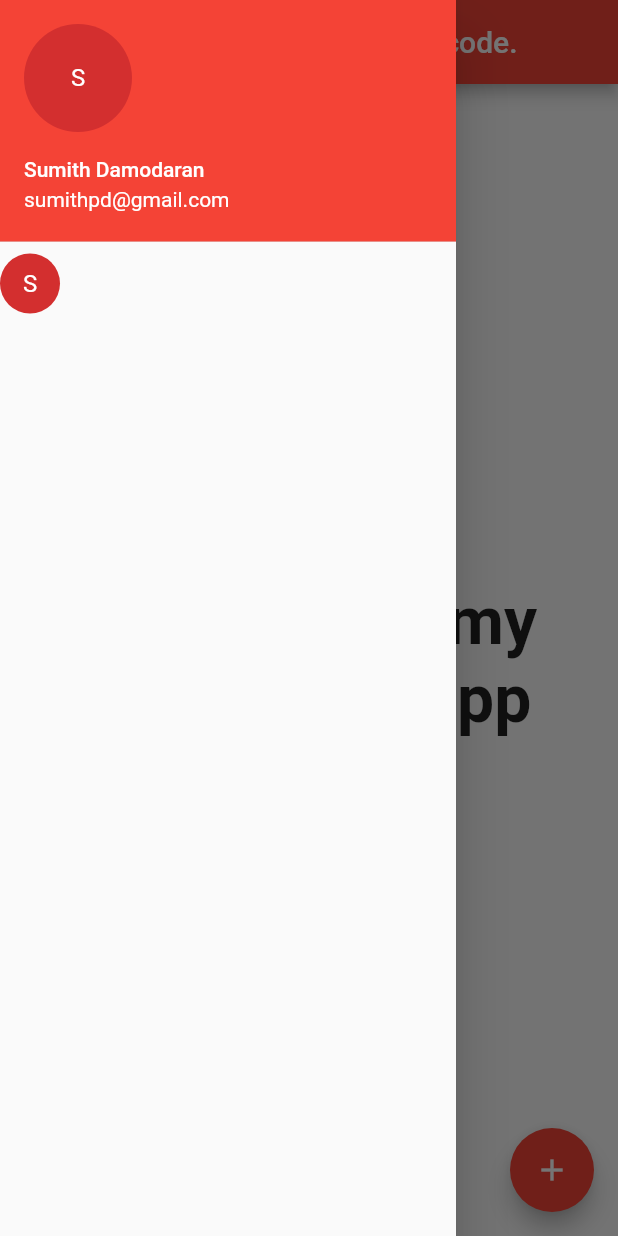
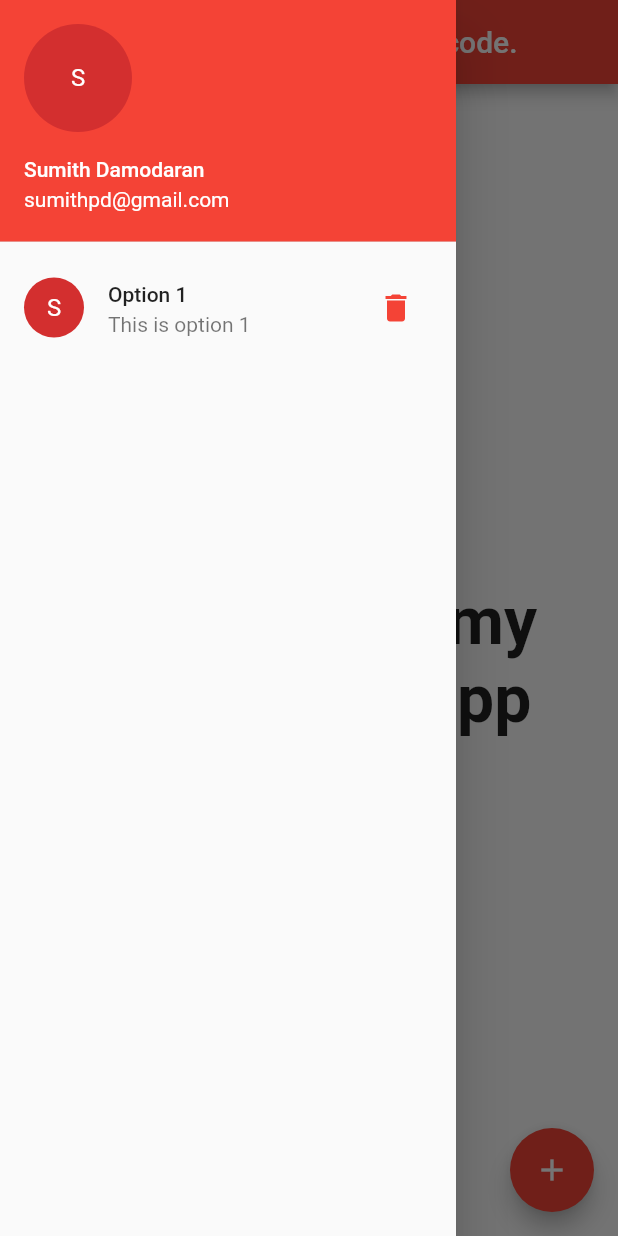
Before and after one commit to sumithpdd/FlutterLearning, a Flutter app: the screen it shows after launch, with the side drawer open, on a phone screen of 412 x 824 dp. Run offline on Flutter 3.47's test engine with Material 2 defaults, Android fonts, the phone set to English and light mode, and no system bars.

Commit message:
Beautifying Drwawer using ListTile

```diff
--- a/fluttervscodesample/lib/main.dart
+++ b/fluttervscodesample/lib/main.dart
@@ -41,9 +41,17 @@ class HomePage extends StatelessWidget {
                 child: Text("S"),
               ),
             ),
-            Row(children: <Widget>[
-              CircleAvatar(child: Text("S"),)
-            ],)
+            ListTile(
+              title: Text("Option 1"),
+              subtitle: Text("This is option 1"),
+              leading: CircleAvatar(
+                child: Text("S"),
+              ),
+              trailing: IconButton(
+                icon: Icon(Icons.delete, color: Colors.red),
+                onPressed: () {},
+              ),
+            )
           ],
         ),
       ),
```
